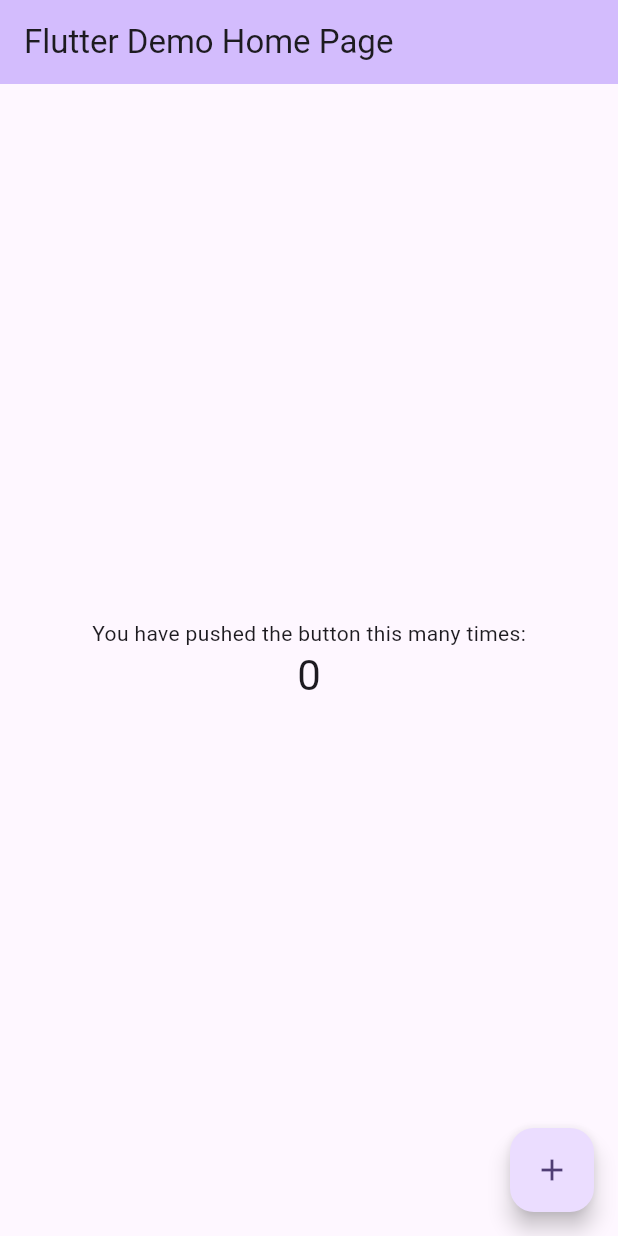
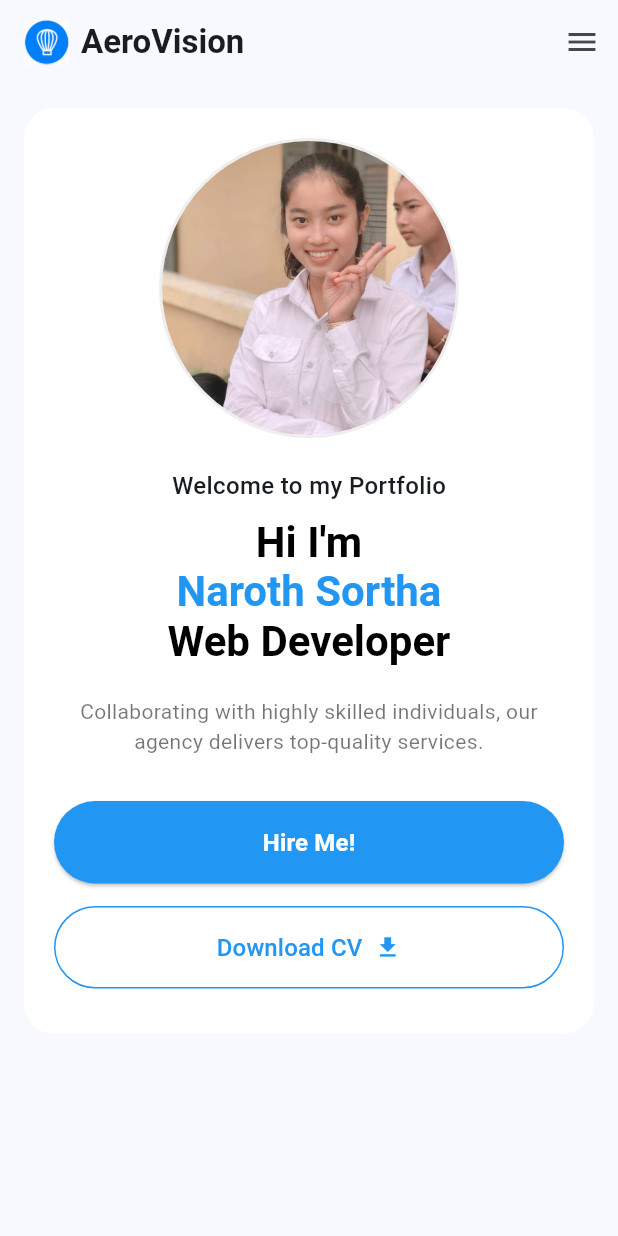
Before and after one commit to SorThanaroth/Mobile-Dev, a Flutter app: the screen it shows after launch, on a phone screen of 412 x 824 dp. Run offline on Flutter 3.47's test engine with Material 3 defaults, Android fonts, the phone set to English and light mode, and no system bars.

Commit message:
Already UX-UI design, but not yet for the button

```diff
--- a/lib/main.dart
+++ b/lib/main.dart
@@ -1,4 +1,13 @@
 import 'package:flutter/material.dart';
+import 'package:url_launcher/url_launcher.dart';
+
+// Define this function somewhere in your class:
+Future<void> _launchFacebook() async {
+  final Uri url = Uri.parse('https://www.facebook.com');
+  if (!await launchUrl(url)) {
+    throw Exception('Could not launch $url');
+  }
+}
 
 void main() {
   runApp(const MyApp());
@@ -7,116 +16,174 @@ void main() {
 class MyApp extends StatelessWidget {
   const MyApp({super.key});
 
-  // This widget is the root of your application.
   @override
   Widget build(BuildContext context) {
     return MaterialApp(
-      title: 'Flutter Demo',
+      title: 'AeroVision',
+      debugShowCheckedModeBanner: false,
       theme: ThemeData(
-        // This is the theme of your application.
-        //
-        // TRY THIS: Try running your application with "flutter run". You'll see
-        // the application has a purple toolbar. Then, without quitting the app,
-        // try changing the seedColor in the colorScheme below to Colors.green
-        // and then invoke "hot reload" (save your changes or press the "hot
-        // reload" button in a Flutter-supported IDE, or press "r" if you used
-        // the command line to start the app).
-        //
-        // Notice that the counter didn't reset back to zero; the application
-        // state is not lost during the reload. To reset the state, use hot
-        // restart instead.
-        //
-        // This works for code too, not just values: Most code changes can be
-        // tested with just a hot reload.
-        colorScheme: ColorScheme.fromSeed(seedColor: Colors.deepPurple),
+        colorScheme: ColorScheme.fromSeed(seedColor: Colors.blue),
+        useMaterial3: true,
       ),
-      home: const MyHomePage(title: 'Flutter Demo Home Page'),
+      home: const PortfolioPage(),
     );
   }
 }
 
-class MyHomePage extends StatefulWidget {
-  const MyHomePage({super.key, required this.title});
-
-  // This widget is the home page of your application. It is stateful, meaning
-  // that it has a State object (defined below) that contains fields that affect
-  // how it looks.
-
-  // This class is the configuration for the state. It holds the values (in this
-  // case the title) provided by the parent (in this case the App widget) and
-  // used by the build method of the State. Fields in a Widget subclass are
-  // always marked "final".
-
-  final String title;
-
-  @override
-  State<MyHomePage> createState() => _MyHomePageState();
-}
-
-class _MyHomePageState extends State<MyHomePage> {
-  int _counter = 0;
-
-  void _incrementCounter() {
-    setState(() {
-      // This call to setState tells the Flutter framework that something has
-      // changed in this State, which causes it to rerun the build method below
-      // so that the display can reflect the updated values. If we changed
-      // _counter without calling setState(), then the build method would not be
-      // called again, and so nothing would appear to happen.
-      _counter++;
-    });
-  }
+class PortfolioPage extends StatelessWidget {
+  const PortfolioPage({super.key});
 
   @override
   Widget build(BuildContext context) {
-    // This method is rerun every time setState is called, for instance as done
-    // by the _incrementCounter method above.
-    //
-    // The Flutter framework has been optimized to make rerunning build methods
-    // fast, so that you can just rebuild anything that needs updating rather
-    // than having to individually change instances of widgets.
     return Scaffold(
       appBar: AppBar(
-        // TRY THIS: Try changing the color here to a specific color (to
-        // Colors.amber, perhaps?) and trigger a hot reload to see the AppBar
-        // change color while the other colors stay the same.
-        backgroundColor: Theme.of(context).colorScheme.inversePrimary,
-        // Here we take the value from the MyHomePage object that was created by
-        // the App.build method, and use it to set our appbar title.
-        title: Text(widget.title),
-      ),
-      body: Center(
-        // Center is a layout widget. It takes a single child and positions it
-        // in the middle of the parent.
-        child: Column(
-          // Column is also a layout widget. It takes a list of children and
-          // arranges them vertically. By default, it sizes itself to fit its
-          // children horizontally, and tries to be as tall as its parent.
-          //
-          // Column has various properties to control how it sizes itself and
-          // how it positions its children. Here we use mainAxisAlignment to
-          // center the children vertically; the main axis here is the vertical
-          // axis because Columns are vertical (the cross axis would be
-          // horizontal).
-          //
-          // TRY THIS: Invoke "debug painting" (choose the "Toggle Debug Paint"
-          // action in the IDE, or press "p" in the console), to see the
-          // wireframe for each widget.
-          mainAxisAlignment: MainAxisAlignment.center,
-          children: <Widget>[
-            const Text('You have pushed the button this many times:'),
-            Text(
-              '$_counter',
-              style: Theme.of(context).textTheme.headlineMedium,
+        title: Row(
+          children: [
+            Image.asset(
+              'assets/images/parachute.png',
+              width: 30,
+              height: 30,
+            ),
+            const SizedBox(width: 8),
+            const Text(
+              'AeroVision',
+              style: TextStyle(fontWeight: FontWeight.bold),
             ),
           ],
         ),
+        actions: [
+          IconButton(
+            icon: const Icon(Icons.menu),
+            onPressed: () {},
+          ),
+        ],
       ),
-      floatingActionButton: FloatingActionButton(
-        onPressed: _incrementCounter,
-        tooltip: 'Increment',
-        child: const Icon(Icons.add),
-      ), // This trailing comma makes auto-formatting nicer for build methods.
+      body: SingleChildScrollView(
+        child: Padding(
+          padding: const EdgeInsets.all(16.0),
+          child: Column(
+            crossAxisAlignment: CrossAxisAlignment.center,
+            children: [
+              Container(
+                width: double.infinity,
+                decoration: BoxDecoration(
+                  color: Colors.white,
+                  borderRadius: BorderRadius.circular(20),
+                ),
+                child: Column(
+                  children: [
+                    const SizedBox(height: 20),
+                    Container(
+                      width: 200,
+                      height: 200,
+                      decoration: BoxDecoration(
+                        shape: BoxShape.circle,
+                        border: Border.all(color: Colors.grey.shade200, width: 2),
+                      ),
+                      child: ClipOval(
+                        child: Image.asset(
+                          'assets/images/love.jpeg',
+                          fit: BoxFit.cover,
+                        ),
+                      ),
+                    ),
+                    const SizedBox(height: 20),
+                    const Text(
+                      'Welcome to my Portfolio',
+                      style: TextStyle(
+                        fontSize: 16,
+                        fontWeight: FontWeight.w500,
+                      ),
+                    ),
+                    const SizedBox(height: 10),
+                    RichText(
+                      text: const TextSpan(
+                        style: TextStyle(
+                          fontSize: 28,
+                          fontWeight: FontWeight.bold,
+                          color: Colors.black,
+                        ),
+                        children: [
+                          TextSpan(text: 'Hi I\'m\n'),
+                          TextSpan(
+                            text: 'Naroth Sortha\n',
+                            style: TextStyle(color: Colors.blue),
+                          ),
+                          TextSpan(text: 'Web Developer'),
+                        ],
+                      ),
+                      textAlign: TextAlign.center,
+                    ),
+                    const SizedBox(height: 20),
+                    const Padding(
+                      padding: EdgeInsets.symmetric(horizontal: 30),
+                      child: Text(
+                        'Collaborating with highly skilled individuals, our agency delivers top-quality services.',
+                        textAlign: TextAlign.center,
+                        style: TextStyle(
+                          fontSize: 14,
+                          color: Colors.black54,
+                        ),
+                      ),
+                    ),
+                    const SizedBox(height: 30),
+                    Padding(
+                      padding: const EdgeInsets.symmetric(horizontal: 20),
+                      child: ElevatedButton(
+                        onPressed: _launchFacebook,
+                        style: ElevatedButton.styleFrom(
+                          backgroundColor: Colors.blue,
+                          foregroundColor: Colors.white,
+                          minimumSize: const Size(double.infinity, 55),
+                          shape: RoundedRectangleBorder(
+                            borderRadius: BorderRadius.circular(30),
+                          ),
+                        ),
+                        child: const Text(
+                          'Hire Me!',
+                          style: TextStyle(
+                            fontSize: 16,
+                            fontWeight: FontWeight.bold,
+                          ),
+                        ),
+                      ),
+                    ),
+                    const SizedBox(height: 15),
+                    Padding(
+                      padding: const EdgeInsets.symmetric(horizontal: 20),
+                      child: OutlinedButton(
+                        onPressed: () {},
+                        style: OutlinedButton.styleFrom(
+                          side: const BorderSide(color: Colors.blue),
+                          minimumSize: const Size(double.infinity, 55),
+                          shape: RoundedRectangleBorder(
+                            borderRadius: BorderRadius.circular(30),
+                          ),
+                        ),
+                        child: Row(
+                          mainAxisAlignment: MainAxisAlignment.center,
+                          children: const [
+                            Text(
+                              'Download CV',
+                              style: TextStyle(
+                                fontSize: 16,
+                                color: Colors.blue,
+                              ),
+                            ),
+                            SizedBox(width: 8),
+                            Icon(Icons.download, color: Colors.blue),
+                          ],
+                        ),
+                      ),
+                    ),
+                    const SizedBox(height: 30),
+                  ],
+                ),
+              ),
+            ],
+          ),
+        ),
+      ),
     );
   }
 }
--- a/pubspec.yaml
+++ b/pubspec.yaml
@@ -30,6 +30,7 @@ environment:
 dependencies:
   flutter:
     sdk: flutter
+  url_launcher: ^6.2.5
 
   # The following adds the Cupertino Icons font to your application.
   # Use with the CupertinoIcons class for iOS style icons.
@@ -87,3 +88,7 @@ flutter:
   #
   # For details regarding fonts from package dependencies,
   # see https://flutter.dev/to/font-from-package
+
+  assets:
+    - assets/
+    - assets/images/
```
Also changed, not shown: assets/images/love.jpeg (added), assets/images/parachute.png (added), pubspec.lock, 6 other files.
